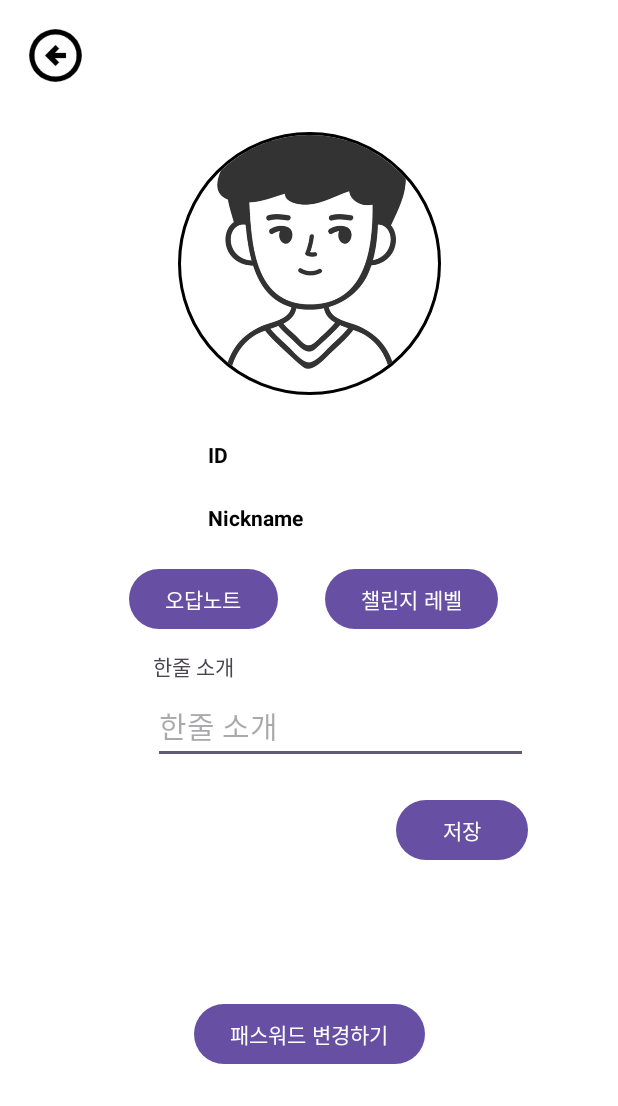
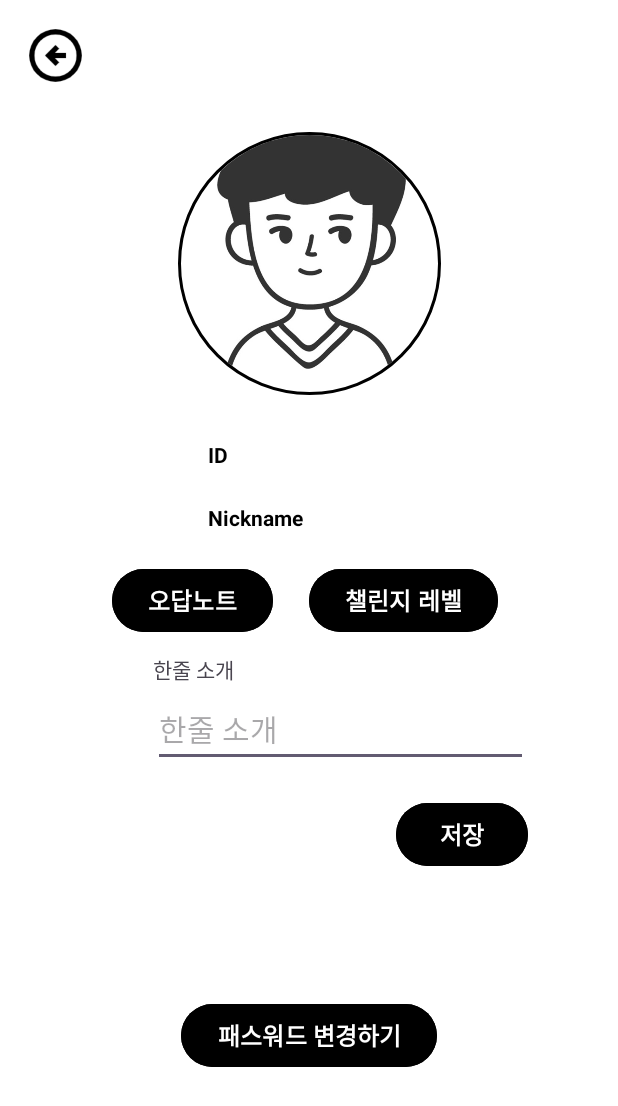
Before and after one commit to melly8954/EnkoQuest, an Android app: the MyPageActivity screen opened directly, with no data from a screen before it, on a phone screen of 412 x 824 dp. Shown: the top 1106 px of the screen. Run offline under Robolectric (Android 15) with nearby library versions, the phone set to English and light mode, and no system bars; our stand-ins replace CircleImageView, Firebase (no records; nobody signed in at launch, a user with empty details on screens opened directly).

Commit message:
마이페이지 버튼 색깔 변경 완료
마이페이지 버튼 색깔 변경 완료

```diff
--- a/app/src/main/res/layout/activity_my_page.xml
+++ b/app/src/main/res/layout/activity_my_page.xml
@@ -11,18 +11,26 @@
     <Button
         android:id="@+id/btnLevel"
         android:layout_width="wrap_content"
-        android:layout_height="wrap_content"
+        android:layout_height="50dp"
         android:layout_marginTop="20dp"
         android:layout_marginEnd="80dp"
+        android:backgroundTint="#000000"
         android:text="챌린지 레벨"
+        android:textColor="#FFFFFF"
+        android:textStyle="bold"
+        android:textSize="16sp"
         app:layout_constraintEnd_toEndOf="parent"
         app:layout_constraintTop_toBottomOf="@+id/textNick" />
     <Button
         android:id="@+id/buttonNote"
         android:layout_width="wrap_content"
-        android:layout_height="wrap_content"
+        android:layout_height="50dp"
         android:layout_marginStart="40dp"
+        android:backgroundTint="#000000"
         android:text="오답노트"
+        android:textColor="#FFFFFF"
+        android:textStyle="bold"
+        android:textSize="16sp"
         app:layout_constraintEnd_toStartOf="@+id/btnLevel"
         app:layout_constraintHorizontal_bias="0.592"
         app:layout_constraintStart_toStartOf="parent"
@@ -32,8 +40,12 @@
     <Button
         android:id="@+id/buttonMoveChangePW"
         android:layout_width="wrap_content"
-        android:layout_height="wrap_content"
+        android:layout_height="50dp"
+        android:backgroundTint="#000000"
         android:text="패스워드 변경하기"
+        android:textColor="#FFFFFF"
+        android:textSize="16sp"
+        android:textStyle="bold"
         app:layout_constraintBottom_toBottomOf="parent"
         app:layout_constraintEnd_toEndOf="parent"
         app:layout_constraintStart_toStartOf="parent"
@@ -103,9 +115,13 @@
     <Button
         android:id="@+id/buttonSave"
         android:layout_width="wrap_content"
-        android:layout_height="wrap_content"
+        android:layout_height="50dp"
         android:layout_marginTop="20dp"
+        android:backgroundTint="#000000"
         android:text="저장"
+        android:textColor="#FFFFFF"
+        android:textStyle="bold"
+        android:textSize="16sp"
         app:layout_constraintEnd_toEndOf="@+id/editTextSelfProduce"
         app:layout_constraintTop_toBottomOf="@+id/editTextSelfProduce" />
 
```
